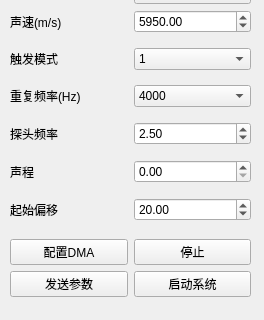
Qt form Ui/ParaSetWidget.ui (lishuaiyuan1990/Zynq) before a commit; both pictures show x 0 to 264 and y 145 to 465 of the 264 by 465 pixel window.
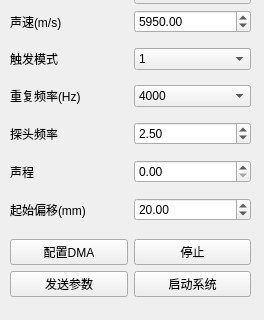
The same form after that commit.

The edit to the form file:
```diff
--- a/Ui/ParaSetWidget.ui
+++ b/Ui/ParaSetWidget.ui
@@ -301,7 +301,7 @@
             <item>
              <widget class="QLabel" name="label_9">
               <property name="text">
-               <string>起始偏移</string>
+               <string>起始偏移(mm)</string>
               </property>
              </widget>
             </item>
```
Left out of the diff: 6 changed lines with no effect on the pictures.
